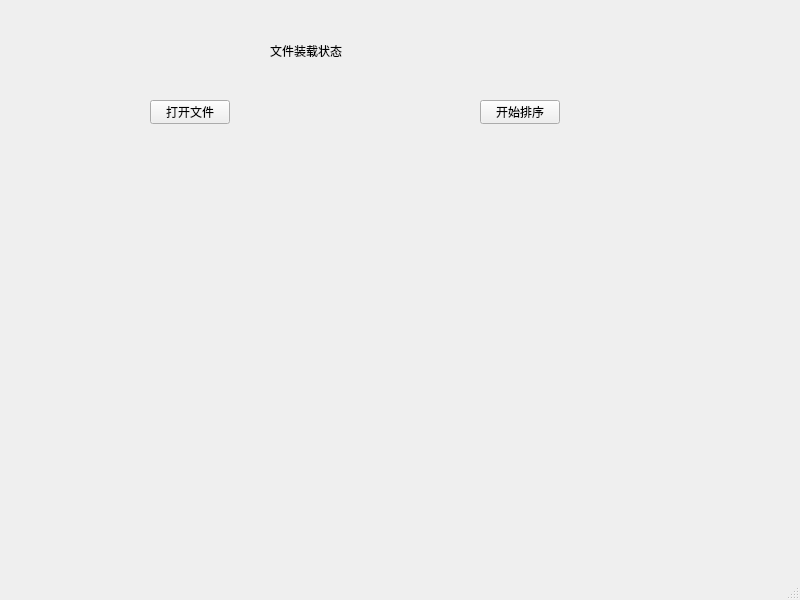
llyiyi/QT-algo-work, file statistics.ui: the form before one commit.
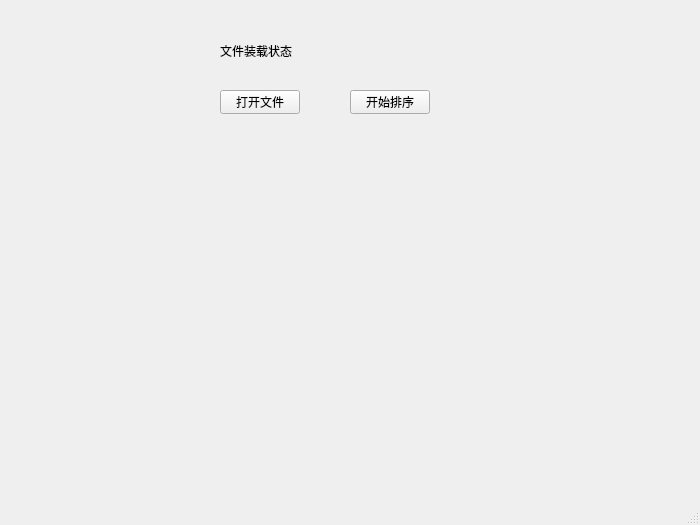
The form after the commit.

```diff
--- a/statistics.ui
+++ b/statistics.ui
@@ -6,33 +6,26 @@
    <rect>
     <x>0</x>
     <y>0</y>
-    <width>800</width>
-    <height>600</height>
+    <width>700</width>
+    <height>525</height>
    </rect>
   </property>
   <property name="windowTitle">
    <string>MainWindow</string>
   </property>
   <widget class="QWidget" name="centralwidget">
-   <widget class="QWidget" name="widget" native="true">
-    <property name="geometry">
-     <rect>
-      <x>50</x>
-      <y>150</y>
-      <width>721</width>
-      <height>331</height>
-     </rect>
-    </property>
-   </widget>
    <widget class="QPushButton" name="pushButton">
     <property name="geometry">
      <rect>
-      <x>150</x>
-      <y>100</y>
+      <x>220</x>
+      <y>90</y>
       <width>80</width>
       <height>24</height>
      </rect>
     </property>
+    <property name="styleSheet">
+     <string notr="true">font: 13px &quot;宋体&quot;;</string>
+    </property>
     <property name="text">
      <string>打开文件</string>
     </property>
@@ -40,12 +33,15 @@
    <widget class="QPushButton" name="pushButton_2">
     <property name="geometry">
      <rect>
-      <x>480</x>
-      <y>100</y>
+      <x>350</x>
+      <y>90</y>
       <width>80</width>
       <height>24</height>
      </rect>
     </property>
+    <property name="styleSheet">
+     <string notr="true">font: 13px &quot;宋体&quot;;</string>
+    </property>
     <property name="text">
      <string>开始排序</string>
     </property>
@@ -53,7 +49,7 @@
    <widget class="QLabel" name="label">
     <property name="geometry">
      <rect>
-      <x>270</x>
+      <x>220</x>
       <y>30</y>
       <width>221</width>
       <height>41</height>
@@ -63,6 +59,16 @@
      <string>文件装载状态</string>
     </property>
    </widget>
+   <widget class="QWidget" name="widget" native="true">
+    <property name="geometry">
+     <rect>
+      <x>39</x>
+      <y>149</y>
+      <width>621</width>
+      <height>311</height>
+     </rect>
+    </property>
+   </widget>
   </widget>
   <widget class="QMenuBar" name="menubar">
    <property name="geometry">
```
Left out of the diff: 2 changed lines with no effect on the pictures.
